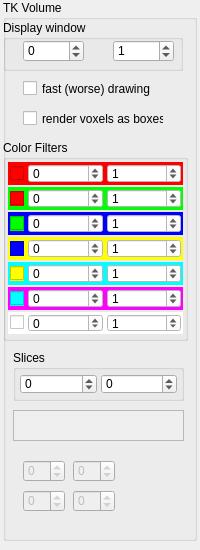
Qt form dpVision/gui/forms/propVolumetric.ui (pojdulos/pyDpVision) before a commit.
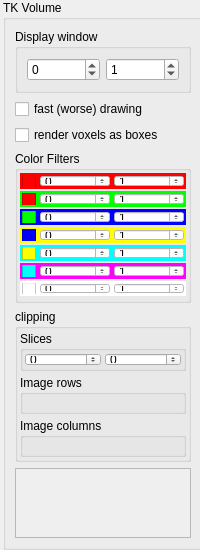
The same form after that commit.

What changed in the file:
```diff
--- a/dpVision/gui/forms/propVolumetric.ui
+++ b/dpVision/gui/forms/propVolumetric.ui
@@ -33,126 +33,31 @@
     <rect>
      <x>3</x>
      <y>0</y>
-     <width>194</width>
-     <height>541</height>
+     <width>200</width>
+     <height>550</height>
     </rect>
    </property>
+   <property name="maximumSize">
+    <size>
+     <width>200</width>
+     <height>550</height>
+    </size>
+   </property>
    <property name="styleSheet">
     <string notr="true"/>
    </property>
    <property name="title">
     <string>TK Volume</string>
    </property>
-   <widget class="QTextEdit" name="info">
-    <property name="enabled">
-     <bool>false</bool>
-    </property>
-    <property name="geometry">
-     <rect>
-      <x>10</x>
-      <y>410</y>
-      <width>171</width>
-      <height>31</height>
-     </rect>
-    </property>
-   </widget>
-   <widget class="QSpinBox" name="xBspin">
-    <property name="enabled">
-     <bool>false</bool>
-    </property>
-    <property name="geometry">
-     <rect>
-      <x>20</x>
-      <y>460</y>
-      <width>42</width>
-      <height>22</height>
-     </rect>
-    </property>
-    <property name="minimum">
-     <number>-99999</number>
-    </property>
-    <property name="maximum">
-     <number>99999</number>
-    </property>
-   </widget>
-   <widget class="QSpinBox" name="xEspin">
-    <property name="enabled">
-     <bool>false</bool>
-    </property>
-    <property name="geometry">
-     <rect>
-      <x>20</x>
-      <y>490</y>
-      <width>42</width>
-      <height>22</height>
-     </rect>
-    </property>
-    <property name="minimum">
-     <number>-99999</number>
-    </property>
-    <property name="maximum">
-     <number>99999</number>
-    </property>
-   </widget>
-   <widget class="QSpinBox" name="yEspin">
-    <property name="enabled">
-     <bool>false</bool>
-    </property>
-    <property name="geometry">
-     <rect>
-      <x>70</x>
-      <y>490</y>
-      <width>42</width>
-      <height>22</height>
-     </rect>
-    </property>
-    <property name="minimum">
-     <number>-99999</number>
-    </property>
-    <property name="maximum">
-     <number>99999</number>
-    </property>
-   </widget>
-   <widget class="QSpinBox" name="yBspin">
-    <property name="enabled">
-     <bool>false</bool>
-    </property>
-    <property name="geometry">
-     <rect>
-      <x>70</x>
-      <y>460</y>
-      <width>42</width>
-      <height>22</height>
-     </rect>
-    </property>
-    <property name="minimum">
-     <number>-99999</number>
-    </property>
-    <property name="maximum">
-     <number>99999</number>
-    </property>
-   </widget>
+   <layout class="QVBoxLayout" name="verticalLayout_3">
+    <item>
    <widget class="QGroupBox" name="groupBox">
-    <property name="geometry">
-     <rect>
-      <x>0</x>
-      <y>20</y>
-      <width>180</width>
-      <height>51</height>
-     </rect>
-    </property>
     <property name="title">
      <string>Display window</string>
     </property>
+      <layout class="QHBoxLayout" name="horizontalLayout_9">
+       <item>
     <widget class="QDoubleSpinBox" name="spinWinMin">
-     <property name="geometry">
-      <rect>
-       <x>20</x>
-       <y>20</y>
-       <width>61</width>
-       <height>22</height>
-      </rect>
-     </property>
      <property name="decimals">
       <number>0</number>
      </property>
@@ -166,15 +71,9 @@
       <double>1.000000000000000</double>
      </property>
     </widget>
+       </item>
+       <item>
     <widget class="QDoubleSpinBox" name="spinWinMax">
-     <property name="geometry">
-      <rect>
-       <x>110</x>
-       <y>20</y>
-       <width>61</width>
-       <height>22</height>
-      </rect>
-     </property>
      <property name="decimals">
       <number>0</number>
      </property>
@@ -191,42 +90,26 @@
       <double>1.000000000000000</double>
      </property>
     </widget>
-   </widget>
+       </item>
+      </layout>
+     </widget>
+    </item>
+    <item>
    <widget class="QCheckBox" name="fastDrawCheckBox">
-    <property name="geometry">
-     <rect>
-      <x>20</x>
-      <y>80</y>
-      <width>131</width>
-      <height>17</height>
-     </rect>
-    </property>
     <property name="text">
      <string>fast (worse) drawing</string>
     </property>
    </widget>
+    </item>
+    <item>
    <widget class="QCheckBox" name="renderBoxesCheckBox">
-    <property name="geometry">
-     <rect>
-      <x>20</x>
-      <y>110</y>
-      <width>141</width>
-      <height>17</height>
-     </rect>
-    </property>
     <property name="text">
      <string>render voxels as boxes</string>
     </property>
    </widget>
+    </item>
+    <item>
    <widget class="QGroupBox" name="groupBox_2">
-    <property name="geometry">
-     <rect>
-      <x>0</x>
-      <y>140</y>
-      <width>185</width>
-      <height>201</height>
-     </rect>
-    </property>
     <property name="title">
      <string>Color Filters</string>
     </property>
@@ -857,17 +740,11 @@
      </item>
     </layout>
    </widget>
+    </item>
+    <item>
    <widget class="QGroupBox" name="groupBox_3">
-    <property name="geometry">
-     <rect>
-      <x>10</x>
-      <y>350</y>
-      <width>171</width>
-      <height>51</height>
-     </rect>
-    </property>
     <property name="title">
-     <string>Slices</string>
+       <string>clipping</string>
     </property>
     <layout class="QVBoxLayout" name="verticalLayout_2">
      <property name="spacing">
@@ -886,7 +763,10 @@
       <number>2</number>
      </property>
      <item>
-      <widget class="QWidget" name="widget_77" native="true">
+        <widget class="QGroupBox" name="groupBox_77">
+         <property name="title">
+          <string>Slices</string>
+         </property>
        <layout class="QHBoxLayout" name="horizontalLayout_7">
         <property name="spacing">
          <number>4</number>
@@ -932,8 +812,99 @@
        </layout>
       </widget>
      </item>
-    </layout>
-   </widget>
+       <item>
+        <widget class="QGroupBox" name="groupBox_8">
+         <property name="enabled">
+          <bool>true</bool>
+         </property>
+         <property name="title">
+          <string>Image rows</string>
+         </property>
+         <layout class="QHBoxLayout" name="horizontalLayout_10">
+          <item>
+           <widget class="QSpinBox" name="xBspin">
+            <property name="enabled">
+             <bool>true</bool>
+            </property>
+            <property name="minimum">
+             <number>-99999</number>
+            </property>
+            <property name="maximum">
+             <number>99999</number>
+            </property>
+           </widget>
+          </item>
+          <item>
+           <widget class="QSpinBox" name="xEspin">
+            <property name="enabled">
+             <bool>true</bool>
+            </property>
+            <property name="minimum">
+             <number>-99999</number>
+            </property>
+            <property name="maximum">
+             <number>99999</number>
+            </property>
+           </widget>
+          </item>
+         </layout>
+        </widget>
+       </item>
+       <item>
+        <widget class="QGroupBox" name="groupBox_9">
+         <property name="enabled">
+          <bool>true</bool>
+         </property>
+         <property name="title">
+          <string>Image columns</string>
+         </property>
+         <layout class="QHBoxLayout" name="horizontalLayout_11">
+          <item>
+           <widget class="QSpinBox" name="yBspin">
+            <property name="enabled">
+             <bool>true</bool>
+            </property>
+            <property name="minimum">
+             <number>-99999</number>
+            </property>
+            <property name="maximum">
+             <number>99999</number>
+            </property>
+           </widget>
+          </item>
+          <item>
+           <widget class="QSpinBox" name="yEspin">
+            <property name="enabled">
+             <bool>true</bool>
+            </property>
+            <property name="minimum">
+             <number>-99999</number>
+            </property>
+            <property name="maximum">
+             <number>99999</number>
+            </property>
+           </widget>
+          </item>
+         </layout>
+        </widget>
+       </item>
+      </layout>
+     </widget>
+    </item>
+    <item>
+     <widget class="QTextEdit" name="info">
+      <property name="enabled">
+       <bool>false</bool>
+      </property>
+      <property name="maximumSize">
+       <size>
+        <width>16777215</width>
+        <height>100</height>
+       </size>
+      </property>
+     </widget>
+    </item>
+   </layout>
   </widget>
  </widget>
  <tabstops>
```
Left out of the diff: 192 changed lines with no effect on the pictures. Lines whose indentation alone changed are shown as unchanged.
